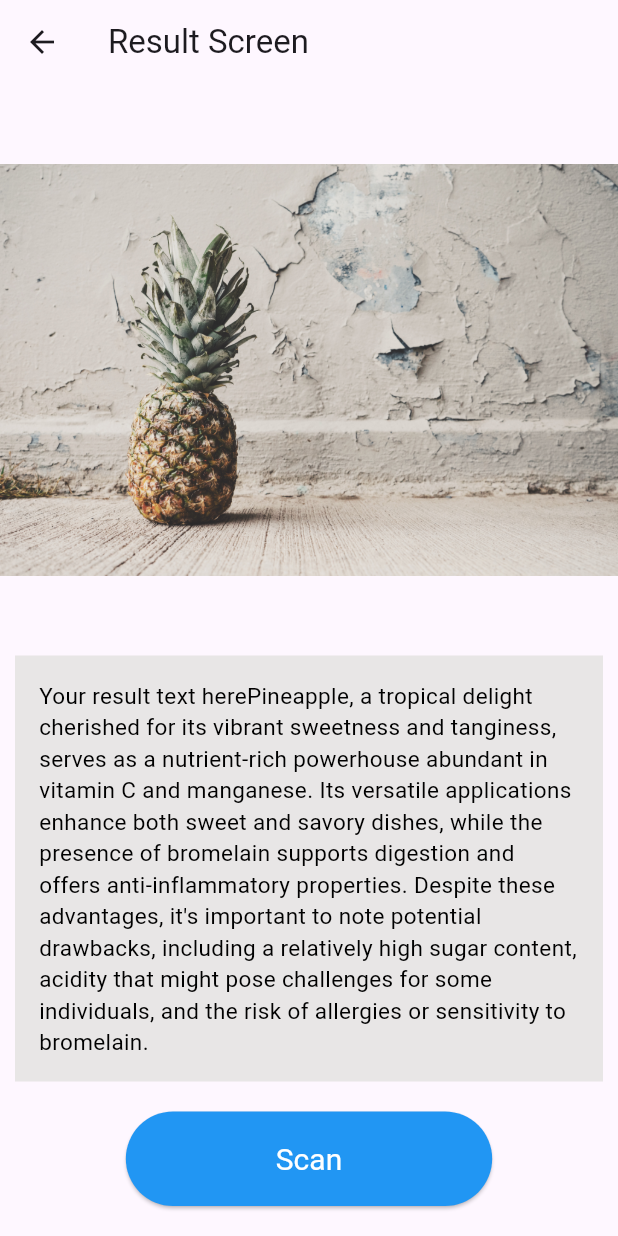
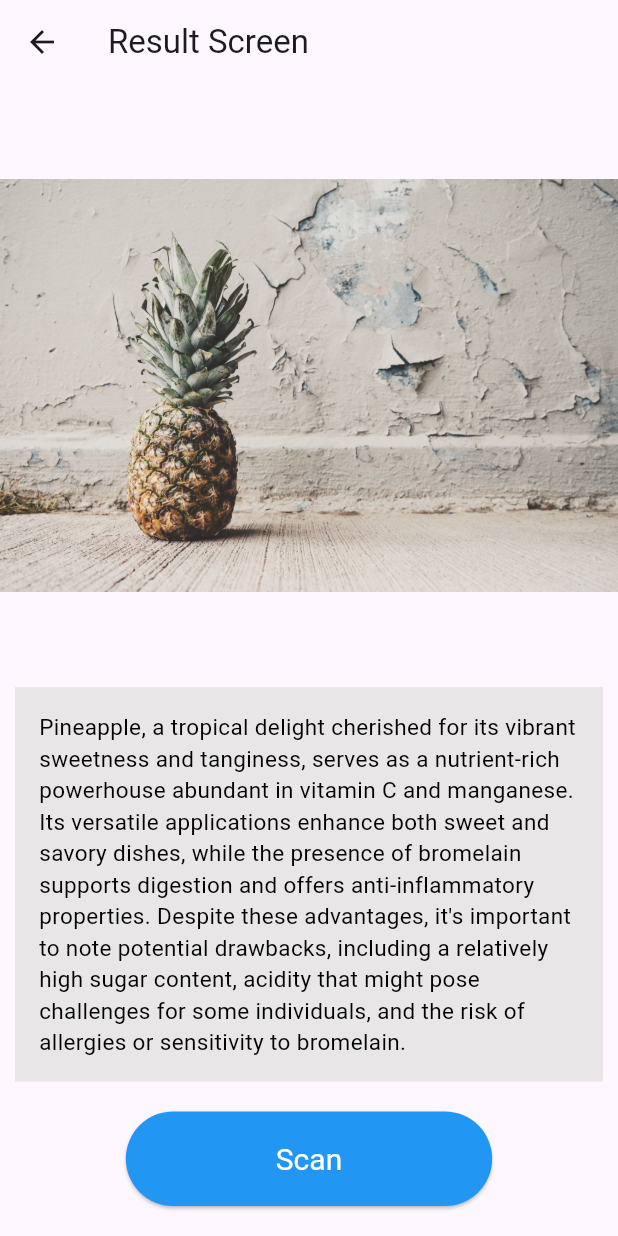
Before and after one commit to johnobodai/alu-mobile_application, a Flutter app: the ResultScreen screen opened by its route, on a phone screen of 412 x 824 dp. Run offline on Flutter 3.47's test engine with Material 3 defaults, Android fonts, the phone set to English and light mode, and no system bars; our stand-ins replace camera.

Commit message:
Refactore result screen

```diff
--- a/insight_lens/lib/result_screen.dart
+++ b/insight_lens/lib/result_screen.dart
@@ -14,8 +14,7 @@ class ResultScreen extends StatelessWidget {
 
             child: Image.asset(
               'assets/pineaple.jpg',
-              // Remove the style property from Image.asset
-              // as it is not applicable
+
             ),
           ),
           Container(
@@ -23,7 +22,7 @@ class ResultScreen extends StatelessWidget {
             padding: EdgeInsets.all(16.0),
             margin: EdgeInsets.only(left: 10.0, right: 10.0),
             child: Text(
-              '''Your result text herePineapple, a tropical delight cherished for its vibrant sweetness and tanginess, serves as a nutrient-rich powerhouse abundant in vitamin C and manganese. Its versatile applications enhance both sweet and savory dishes, while the presence of bromelain supports digestion and offers anti-inflammatory properties. Despite these advantages, it's important to note potential drawbacks, including a relatively high sugar content, acidity that might pose challenges for some individuals, and the risk of allergies or sensitivity to bromelain.''',
+              '''Pineapple, a tropical delight cherished for its vibrant sweetness and tanginess, serves as a nutrient-rich powerhouse abundant in vitamin C and manganese. Its versatile applications enhance both sweet and savory dishes, while the presence of bromelain supports digestion and offers anti-inflammatory properties. Despite these advantages, it's important to note potential drawbacks, including a relatively high sugar content, acidity that might pose challenges for some individuals, and the risk of allergies or sensitivity to bromelain.''',
               style: TextStyle(
                 fontSize: 15.0,
                 color: Colors.black,
@@ -33,7 +32,7 @@ class ResultScreen extends StatelessWidget {
           SizedBox(height: 20.0),
           ElevatedButton(
             onPressed: () {
-              // Your button action here
+              // button action here
             },
             child: Text(
               'Scan',
```
